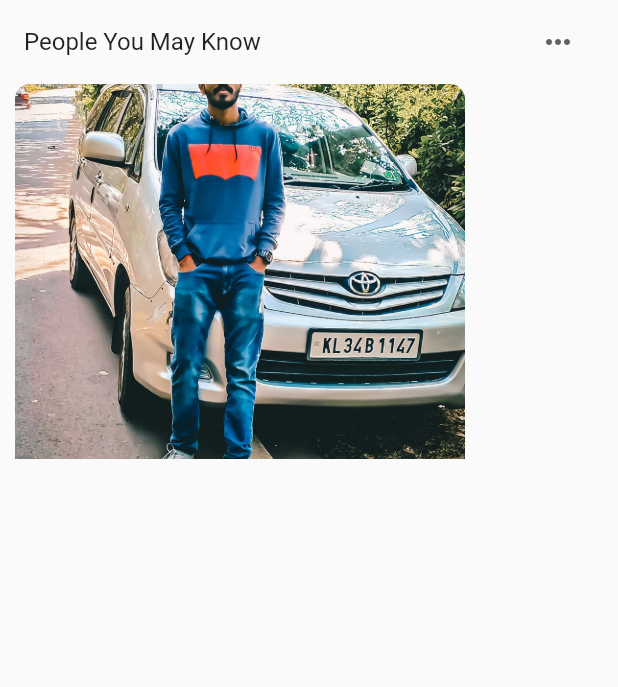
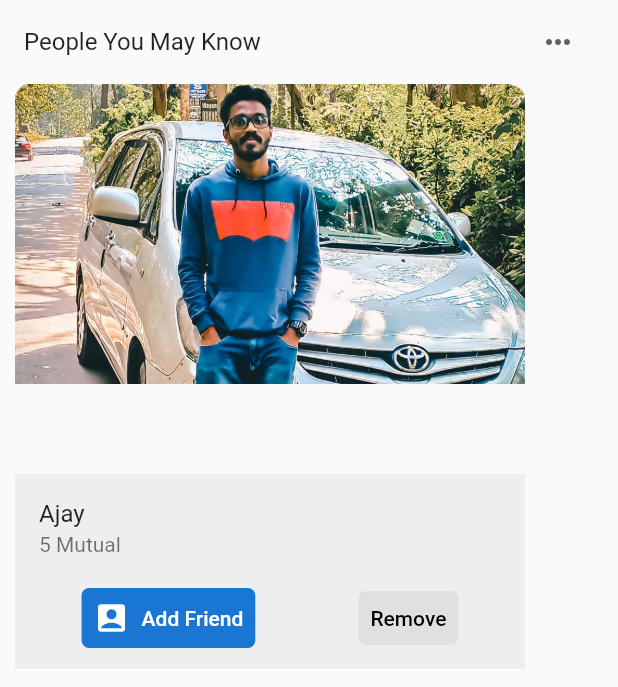
Before and after one commit to ajaypalamkunnel/facebook, a Flutter app: the SuggestionSection widget shown alone on an empty page, opened directly, on a phone screen of 412 x 824 dp. Shown: the top 687 px of the screen. Run offline on Flutter 3.47's test engine with Material 2 defaults, Android fonts, the light colour scheme and no system bars; missing offline and left inert: dart:html.

Commit message:
suggestion section its correct

```diff
--- a/lib/widgets/suggestiion_section.dart
+++ b/lib/widgets/suggestiion_section.dart
@@ -1,3 +1,4 @@
+import 'package:facebook/widgets/assets.dart';
 import 'package:facebook/widgets/suggestion_card.dart';
 import 'package:flutter/cupertino.dart';
 import 'package:flutter/material.dart';
@@ -8,12 +9,11 @@ class SuggestionSection extends StatelessWidget {
   @override
   Widget build(BuildContext context) {
     return Container(
-      height: 400,
+      height: 450,
       child: Column(children: [
         ListTile(
           title: Text(
             "People You May Know",
-
           ),
           trailing: IconButton(
               onPressed: () {
@@ -25,10 +25,16 @@ class SuggestionSection extends StatelessWidget {
               )),
         ),
         Container(
-          height: 340,
+          height: 390,
           child: ListView(
             scrollDirection: Axis.horizontal,
-            children: [SuggestionCard()],
+            children: [
+              SuggestionCard(
+                image: ajay,
+                mutual: '5 Mutual',
+                name: 'Ajay',
+              )
+            ],
           ),
         )
       ]),
--- a/lib/widgets/suggestion_card.dart
+++ b/lib/widgets/suggestion_card.dart
@@ -2,33 +2,109 @@ import 'dart:html';
 
 import 'package:facebook/widgets/assets.dart';
 import 'package:flutter/material.dart';
+import 'package:flutter/widgets.dart';
 
 class SuggestionCard extends StatelessWidget {
-  const SuggestionCard({Key? key}) : super(key: key);
+  final String name;
+  final String mutual;
+  final String image;
+
+  SuggestionCard(
+      {required this.name, required this.mutual, required this.image});
 
   @override
   Widget build(BuildContext context) {
     return Container(
-      width: 300,
+      width: 340,
       margin: EdgeInsets.only(
         left: 10,
         right: 10,
       ),
       child: Stack(
-        children: [suggestionImage(ajay)],
+        children: [
+          suggestionDetails(
+            name: name,
+            mutual: mutual,
+          ),
+          suggestionImage(image),
+        ],
       ),
     );
   }
 
-  Widget suggestionDetails(name) {
+  Widget suggestionDetails({required name, required mutual}) {
     return Positioned(
         bottom: 0,
         left: 0,
         right: 0,
         child: Container(
-          height: 100,
+          height: 130,
           color: Colors.grey[200],
-          child: Column(children: [ListTile(title: Text(name),)],),
+          child: Column(
+            children: [
+              ListTile(
+                title: Text(name),
+                subtitle: Text(mutual),
+              ),
+              Container(
+                padding: EdgeInsets.only(
+                  left: 10,
+                  right: 10,
+                  bottom: 10,
+                ),
+                child: Row(
+                  mainAxisAlignment: MainAxisAlignment.spaceAround,
+                  children: [
+                    suggestionBotton(
+                        buttonAction: () {
+                          print("Add friend");
+                        },
+                        buttonIcon: Icons.account_box,
+                        buttonColor: Colors.white,
+                        buttonText: "Add Friend"),
+                    suggestionButtonRemove()
+                  ],
+                ),
+              )
+            ],
+          ),
+        ));
+  }
+
+  Widget suggestionButtonRemove() {
+    return TextButton(
+        style: TextButton.styleFrom(
+            backgroundColor: Colors.grey[300],
+            shape: RoundedRectangleBorder(
+                borderRadius: BorderRadius.all(Radius.circular(5)))),
+        onPressed: () {
+          print("remove pressed");
+        },
+        child: Text(
+          "Remove",
+          style: TextStyle(color: Colors.black),
+        ));
+  }
+
+  Widget suggestionBotton({
+    required Function() buttonAction,
+    required IconData buttonIcon,
+    required Color buttonColor,
+    required String buttonText,
+  }) {
+    return TextButton.icon(
+        style: TextButton.styleFrom(
+            backgroundColor: Colors.blue[700],
+            shape: RoundedRectangleBorder(
+                borderRadius: BorderRadius.all(Radius.circular(5)))),
+        onPressed: buttonAction,
+        icon: Icon(
+          buttonIcon,
+          color: Colors.white,
+        ),
+        label: Text(
+          buttonText,
+          style: TextStyle(color: Colors.white),
         ));
   }
 
@@ -44,7 +120,8 @@ class SuggestionCard extends StatelessWidget {
           ),
           child: Image.asset(
             img,
-            height: 250,
+            alignment: Alignment.topCenter,
+            height: 200,
             fit: BoxFit.cover,
           ),
         ));
```
